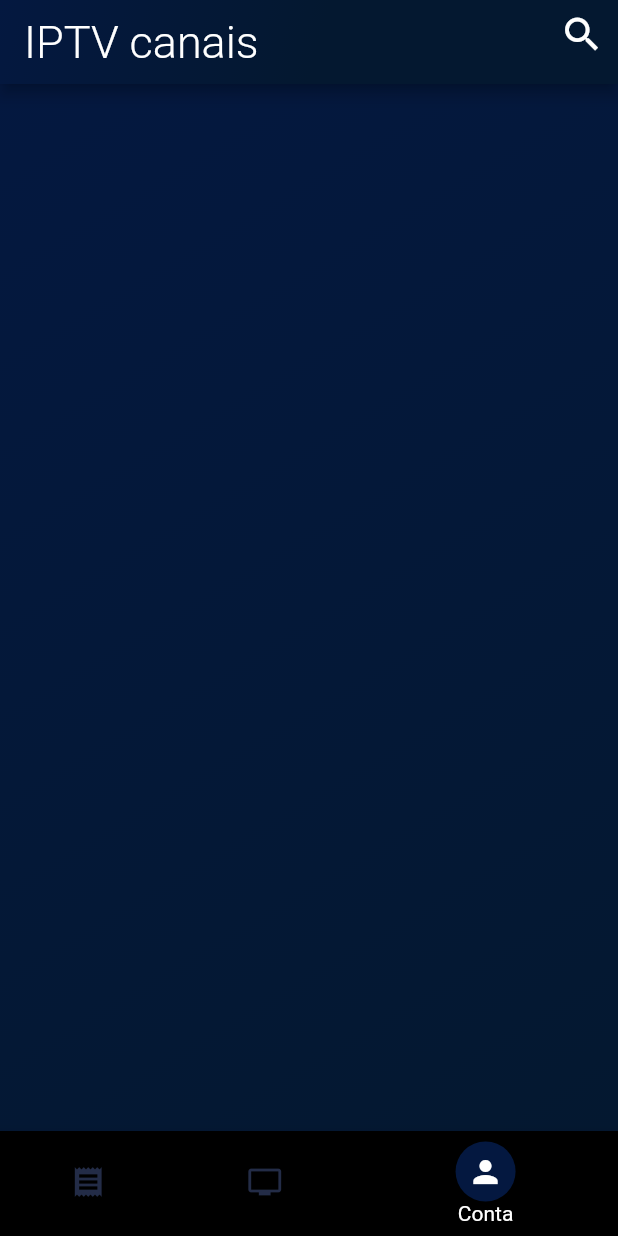
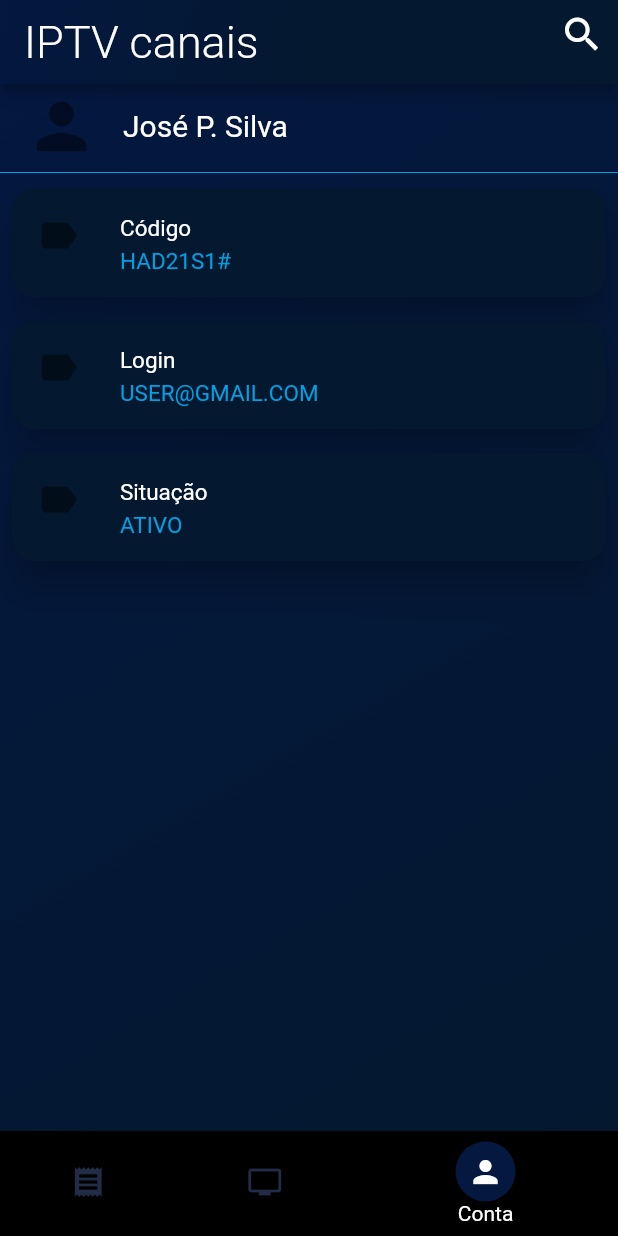
Before and after one commit to pauloAlves98/br.com.reprodutoriptv, a Flutter app: the screen it shows after launch, item 3 of the bottom bar chosen, on a phone screen of 412 x 824 dp. Run offline on Flutter 3.47's test engine with Material 2 defaults, Android fonts, the phone set to English and light mode, and no system bars; our stand-ins replace file_picker, google_fonts, sqflite; missing offline and left inert: flutter_sqflite_manager, yoyo_player; accounts and stored records are empty.

Commit message:
UI Conta

```diff
--- a/lib/model/bin/Cliente.dart
+++ b/lib/model/bin/Cliente.dart
@@ -43,6 +43,7 @@ class Cliente extends Usuario{
     this.login = login;
     this.senha = senha;
   }
+  Cliente.internal();
 
 
   //Cliente();
--- /dev/null
+++ b/lib/model/utils/Corrente.dart
@@ -0,0 +1,5 @@
+import 'package:iptv/model/bin/Cliente.dart';
+
+class Corrente{
+  static Cliente? clienteCorrente = Cliente(0,"José P. Silva","HAD21S1#","USER@GMAIL.COM","USER123");
+}
--- /dev/null
+++ b/lib/view/ContaPage.dart
@@ -0,0 +1,96 @@
+import 'package:flutter/material.dart';
+import 'package:google_fonts/google_fonts.dart';
+import 'package:iptv/model/utils/Cores.dart';
+import 'package:iptv/model/utils/Corrente.dart';
+
+class ContaPage extends StatefulWidget {
+  static ContaPage? _instance; //Singleton
+
+  ContaPage._internal();
+  static ContaPage? getInstance() {
+    if (_instance == null) _instance = ContaPage._internal();
+    return _instance;
+  }
+
+  @override
+  _ContaPageState createState() => _ContaPageState();
+}
+
+class _ContaPageState extends State<ContaPage> {
+  @override
+  Widget build(BuildContext context) {
+    return Corrente.clienteCorrente != null
+        ? ListView(
+            children: [
+              ListTile(
+                //colocar como input para ser tela d esalvar edição
+                leading: Icon(Icons.person, size: 50),
+                title: Text(
+                  Corrente.clienteCorrente!.nome,
+                  style:
+                      GoogleFonts.encodeSans(color: Colors.white, fontSize: 20),
+                ),
+              ),
+              Divider(
+                height: 6,
+                color: AZUL_ALTERNATIVO,
+              ),
+              cardItem("Código", Corrente.clienteCorrente!.codigo),
+              cardItem("Login",  Corrente.clienteCorrente!.login,),
+              cardItem("Situação",  Corrente.clienteCorrente!.status),
+              //quantidade de lista vinculadas.
+            ],
+          )
+        : Center(
+            child: Column(
+              children: [
+                Expanded(
+                  child: Container(),
+                ),
+                Expanded(
+                    child: Column(
+                  children: [
+                    Icon(
+                      Icons.security_update_warning_sharp,
+                      color: AZUL_ALTERNATIVO,
+                      size: 50,
+                    ),
+                    Text("Usuário não autorizado",
+                        style: GoogleFonts.oswald(
+                            color: Colors.white, fontSize: 20)),
+                  ],
+                ))
+              ],
+            ),
+          );
+  }
+
+  Widget cardItem(String title, String subtitle) {
+    return Padding(
+      padding: const EdgeInsets.all(4.0),
+      child: Card(
+        shape: RoundedRectangleBorder(
+          borderRadius: BorderRadius.circular(15.0),
+        ),
+        color: AZUL_ESCURO,
+        elevation: 10,
+        child: ListTile(
+          //colocar como input para ser tela d esalvar edição
+          leading: Icon(Icons.label, size: 30),
+          title: Text(
+            title,
+            style: GoogleFonts.encodeSans(color: Colors.white, fontSize: 15),
+          ),
+          subtitle: Padding(
+            padding: const EdgeInsets.only(top: 4.0),
+            child: Text(
+              subtitle,
+              style:
+                  GoogleFonts.encodeSans(color: AZUL_ALTERNATIVO, fontSize: 15),
+            ),
+          ),
+        ),
+      ),
+    );
+  }
+}
--- a/lib/view/HomePage.dart
+++ b/lib/view/HomePage.dart
@@ -3,6 +3,8 @@ import 'package:flutter/material.dart';
 import 'package:google_fonts/google_fonts.dart';
 import 'package:iptv/model/utils/Cores.dart';
 import 'package:iptv/view/ListaPage.dart';
+
+import 'ContaPage.dart';
 
 class HomePage extends StatefulWidget {
   static HomePage _instance; //Singleton
@@ -123,6 +125,9 @@ class _HomePageState extends State<HomePage> {
       if(index==0){
         return ListaPage.getInstance();
       }
+      else if(index==2){
+        return ContaPage.getInstance();
+      }
 
 
   }
```
Also changed, not shown: lib/view/CardLista.dart (+31 -51 lines).
